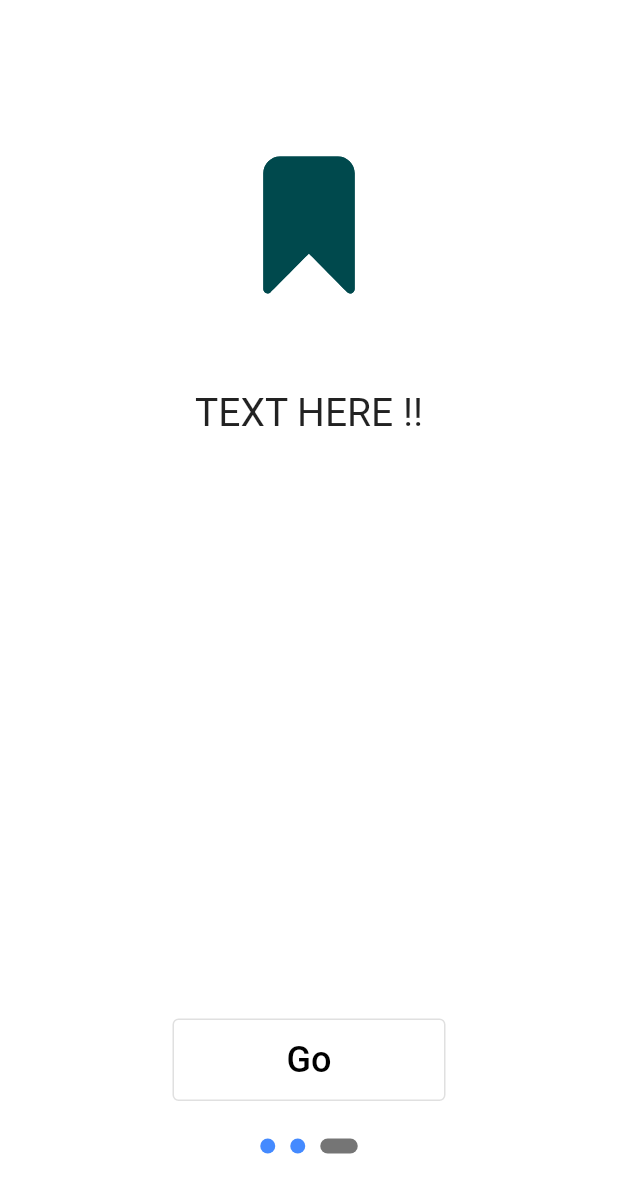
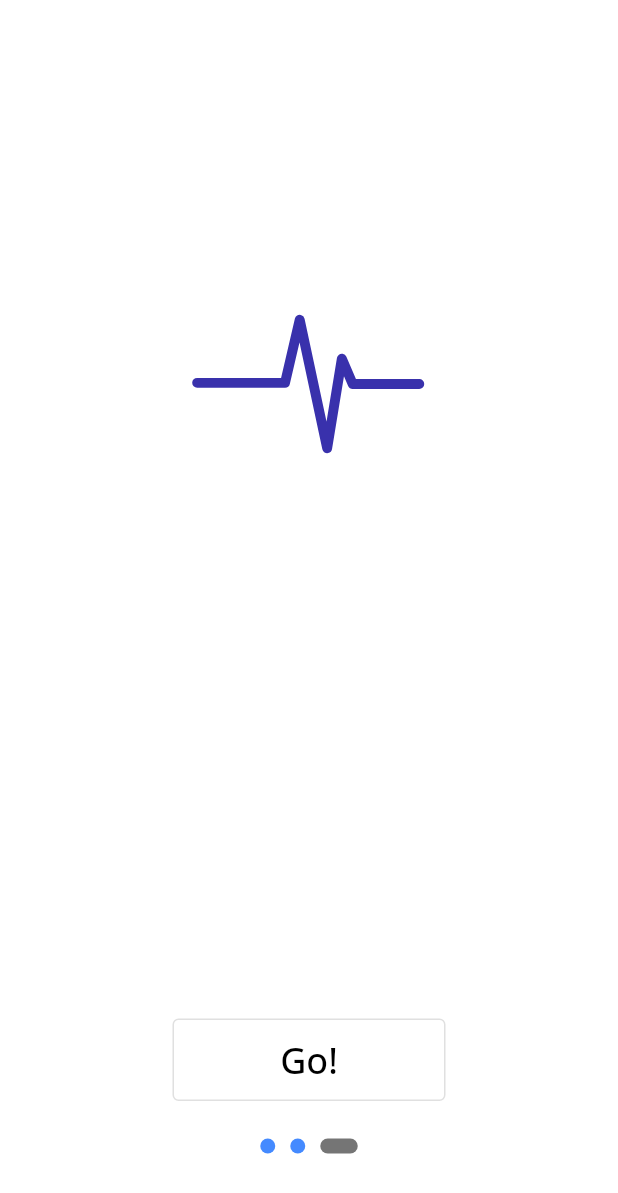
Before and after one commit to mustafaamin/a_doctor, a Flutter app: the screen it shows after launch, swiped to page 3, on a phone screen of 412 x 824 dp. Shown: the top 1193 px of the screen. Run offline on Flutter 3.47's test engine with Material 2 defaults, Android fonts, the phone set to English and light mode, and no system bars; our stand-ins replace bloc, equatable, flutter_bloc, flutter_local_notifications, google_fonts, lottie and 2 more; missing offline and left inert: flutter_rounded_date_picker; project files that could hold a hidden picture were left out.

Commit message:
Content change design

```diff
--- a/lib/AppTheme.dart
+++ /dev/null
@@ -1,110 +0,0 @@
-import 'package:flutter/material.dart';
-import 'package:google_fonts/google_fonts.dart';
-
-class AppTheme {
-
-  static ThemeData customTheme = ThemeData.light().copyWith(
-    brightness: Brightness.light,
-    primaryColor: Color(0xff3d63ff),
-    canvasColor: Colors.transparent,
-    backgroundColor: Color(0xfff6f6f6),
-    scaffoldBackgroundColor: Color(0xfff6f6f6),
-    appBarTheme: AppBarTheme(
-      actionsIconTheme: IconThemeData(
-        color: Color(0xff495057),
-      ),
-      color: Color(0xffffffff),
-      iconTheme: IconThemeData(color: Color(0xff495057), size: 24),
-    ),
-    navigationRailTheme: NavigationRailThemeData(
-        selectedIconTheme:
-        IconThemeData(color: Color(0xff3d63ff), opacity: 1, size: 24),
-        unselectedIconTheme:
-        IconThemeData(color: Color(0xff495057), opacity: 1, size: 24),
-        backgroundColor: Color(0xffffffff),
-        elevation: 3,
-        selectedLabelTextStyle: TextStyle(color: Color(0xff3d63ff)),
-        unselectedLabelTextStyle: TextStyle(color: Color(0xff495057))),
-    colorScheme: ColorScheme.light(
-        primary: Color(0xff3d63ff),
-        onPrimary: Colors.white,
-        primaryVariant: Color(0xff0055ff),
-        secondary: Color(0xff495057),
-        secondaryVariant: Color(0xff3cd278),
-        onSecondary: Colors.white,
-        surface: Color(0xffe2e7f1),
-        background: Color(0xfffefefe),
-        onBackground: Color(0xff495057)),
-
-    cardTheme: CardTheme(
-      color: Colors.white,
-      shadowColor: Colors.black.withOpacity(0.4),
-      elevation: 1,
-      margin: EdgeInsets.all(0),
-    ),
-    inputDecorationTheme: InputDecorationTheme(
-      fillColor: Color(0xfff5f5f5),
-      hintStyle: TextStyle(fontSize: 15, color: Color(0xaa495057)),
-      focusedBorder: OutlineInputBorder(
-        borderRadius: BorderRadius.all(Radius.circular(4)),
-        borderSide: BorderSide(width: 1, color: Color(0xff3d63ff)),
-      ),
-      enabledBorder: OutlineInputBorder(
-        borderRadius: BorderRadius.all(Radius.circular(4)),
-        borderSide: BorderSide(width: 1, color: Colors.black54),
-      ),
-      border: OutlineInputBorder(
-          borderRadius: BorderRadius.all(Radius.circular(4)),
-          borderSide: BorderSide(width: 1, color: Colors.black54)),
-    ),
-    splashColor: Colors.white.withAlpha(100),
-    iconTheme: IconThemeData(
-      color: Colors.white,
-    ),
-
-    indicatorColor: Colors.white,
-    disabledColor: Color(0xffdcc7ff),
-    highlightColor: Colors.white,
-    floatingActionButtonTheme: FloatingActionButtonThemeData(
-        backgroundColor: Color(0xff3d63ff),
-        splashColor: Colors.white.withAlpha(100),
-        highlightElevation: 8,
-        elevation: 4,
-        focusColor: Color(0xff3d63ff),
-        hoverColor: Color(0xff3d63ff),
-        foregroundColor: Colors.white),
-    dividerColor: Color(0xffd1d1d1),
-    errorColor: Color(0xfff0323c),
-    cardColor: Colors.white,
-    accentColor: Color(0xff3d63ff),
-    popupMenuTheme: PopupMenuThemeData(
-      color: Color(0xffffffff),
-
-    ),
-    bottomAppBarTheme:
-    BottomAppBarTheme(color: Color(0xffffffff), elevation: 2),
-    tabBarTheme: TabBarTheme(
-      unselectedLabelColor: Color(0xff495057),
-      labelColor: Color(0xff3d63ff),
-      indicatorSize: TabBarIndicatorSize.label,
-      indicator: UnderlineTabIndicator(
-        borderSide: BorderSide(color: Color(0xff3d63ff), width: 2.0),
-      ),
-    ),
-    sliderTheme: SliderThemeData(
-      activeTrackColor: Color(0xff3d63ff),
-      inactiveTrackColor: Color(0xff3d63ff).withAlpha(140),
-      trackShape: RoundedRectSliderTrackShape(),
-      trackHeight: 4.0,
-      thumbColor: Color(0xff3d63ff),
-      thumbShape: RoundSliderThumbShape(enabledThumbRadius: 10.0),
-      overlayShape: RoundSliderOverlayShape(overlayRadius: 24.0),
-      tickMarkShape: RoundSliderTickMarkShape(),
-      inactiveTickMarkColor: Colors.red[100],
-      valueIndicatorShape: PaddleSliderValueIndicatorShape(),
-      valueIndicatorTextStyle: TextStyle(
-        color: Colors.white,
-      ),
-    ),
-  );
-}
--- a/lib/main.dart
+++ b/lib/main.dart
@@ -5,25 +5,23 @@ import 'dart:typed_data';
 import 'dart:ui';
 
 import 'package:a_doctor/AppRouter.dart';
-import 'package:a_doctor/AppTheme.dart';
 import 'package:a_doctor/models/repository.dart';
 import 'package:flutter/material.dart';
 import 'package:flutter_bloc/flutter_bloc.dart';
 import 'package:flutter/foundation.dart';
 import 'package:flutter/services.dart';
 import 'package:flutter_local_notifications/flutter_local_notifications.dart';
-import 'package:flutter_native_timezone/flutter_native_timezone.dart';
+import 'package:google_fonts/google_fonts.dart';
 import 'package:rxdart/subjects.dart';
-import 'package:timezone/data/latest.dart' as tz;
-import 'package:timezone/timezone.dart' as tz;
+
 
 import 'blocs/bloc.dart';
 import 'blocs/state.dart';
 import 'models/received_notification.dart';
 
-
 final FlutterLocalNotificationsPlugin flutterLocalNotificationsPlugin =
     FlutterLocalNotificationsPlugin();
+
 /// Streams are created so that app can respond to notification-related events
 /// since the plugin is initialised in the `main` function
 final BehaviorSubject<ReceivedNotification> didReceiveLocalNotificationSubject =
@@ -32,10 +30,7 @@ final BehaviorSubject<ReceivedNotification> didReceiveLocalNotificationSubject =
 final BehaviorSubject<String?> selectNotificationSubject =
     BehaviorSubject<String?>();
 
-const MethodChannel platform =
-    MethodChannel('Test');
-
-
+const MethodChannel platform = MethodChannel('Test');
 
 String? selectedNotificationPayload;
 
@@ -44,6 +39,7 @@ Future<void> main() async {
 
   const AndroidInitializationSettings initializationSettingsAndroid =
       AndroidInitializationSettings('logo');
+
   /// Note: permissions aren't requested here just to demonstrate that can be
   /// done later
   final IOSInitializationSettings initializationSettingsIOS =
@@ -88,7 +84,6 @@ Future<void> main() async {
   runApp(MyApp());
 }
 
-
 class MyApp extends StatelessWidget {
   final AppRouter appRouter = AppRouter();
 
@@ -99,8 +94,10 @@ class MyApp extends StatelessWidget {
       child: MaterialApp(
         debugShowCheckedModeBanner: false,
         title: 'Doctor Demo',
-        theme: AppTheme.customTheme,
         onGenerateRoute: appRouter.onGenerateRoute,
+        theme: ThemeData(
+          fontFamily: GoogleFonts.openSans().fontFamily
+        ),
       ),
     );
   }
--- a/lib/views/screen/splash_screen.dart
+++ b/lib/views/screen/splash_screen.dart
@@ -42,9 +42,9 @@ class _SplashScreenState extends State<SplashScreen> {
                 bloc.add(PageEvent(activePage: index));
               },
               children: [
-                containerPageView('departments.json'),
-                containerPageView('doctor.json'),
-                containerPageView('booked.json'),
+                containerPageView('departments.json','Welcome Saudi German Hospital'),
+                containerPageView('doctor.json','Select a doctor'),
+                containerPageView('booked.json',''),
               ],
             ),
             BlocBuilder<AppBloc,AppState>(builder: (context, state) {
@@ -73,7 +73,7 @@ class _SplashScreenState extends State<SplashScreen> {
                                       height: 55,
                                       alignment: Alignment.center,
                                       child: const Text(
-                                        'Go',
+                                        'Go!',
                                         style: const TextStyle(
                                             fontSize: 24, color: Colors.black),
                                       ),
--- a/lib/views/widget/container_page_view.dart
+++ b/lib/views/widget/container_page_view.dart
@@ -1,7 +1,7 @@
 import 'package:flutter/material.dart';
 import 'package:lottie/lottie.dart';
 
-Widget containerPageView(String path) {
+Widget containerPageView(String path,String text) {
   return Container(
       child: Column(
     children: [
@@ -13,7 +13,7 @@ Widget containerPageView(String path) {
         height: 10,
       ),
       Text(
-        "TEXT HERE !!",
+        text,
         style: TextStyle(fontSize: 26, fontWeight: FontWeight.w400),
       ),
       SizedBox(
--- a/lib/views/widget/item_department.dart
+++ b/lib/views/widget/item_department.dart
@@ -1,9 +1,14 @@
 import 'package:flutter/material.dart';
 
 Widget itemsDepartment(i,department,context) {
-  return Column(children: [
-    Divider(height: 15.0),
-    Dismissible(
+  return Card(
+    color: Colors.black12,
+    shadowColor: Colors.lightBlue,
+    shape: RoundedRectangleBorder(
+      side: BorderSide(color: Colors.white70, width: 2),
+      borderRadius: BorderRadius.circular(10),
+    ),
+    child: Dismissible(
       confirmDismiss: (DismissDirection direction) async {
         Navigator.pushNamed(context, '/doctors' , arguments: department);
         return false;
@@ -16,7 +21,7 @@ Widget itemsDepartment(i,department,context) {
       child: ListTile(
           title: Center(child: Text(department.name,style: TextStyle(
             fontSize: 22.0,
-            color: Colors.blue,
+            color: Colors.black,
           ))),
           subtitle: Center(child: Text('<< Swipe to view doctors >>')),
           leading: CircleAvatar(
@@ -27,5 +32,5 @@ Widget itemsDepartment(i,department,context) {
       ),
       // onTap: () => _navigateToNote(context, trips[position]),
     ),
-  ]);
+  );
 }
--- a/lib/views/widget/item_doctor.dart
+++ b/lib/views/widget/item_doctor.dart
@@ -2,9 +2,14 @@ import 'package:flutter/material.dart';
 import 'package:rflutter_alert/rflutter_alert.dart';
 
 Widget itemsDoctor(i, doctors, context,Function(String) function) {
-  return Column(children: [
-    Divider(height: 15.0),
-    Dismissible(
+  return Card(
+    color: Colors.black12,
+    shadowColor: Colors.lightBlue,
+    shape: RoundedRectangleBorder(
+      side: BorderSide(color: Colors.white70, width: 2),
+      borderRadius: BorderRadius.circular(10),
+    ),
+    child: Dismissible(
       confirmDismiss: (DismissDirection direction) async {
         Alert(
           context: context,
@@ -42,7 +47,7 @@ Widget itemsDoctor(i, doctors, context,Function(String) function) {
       key: Key(i.toString()),
       child: ListTile(
         title: Center(child: Text(doctors.name)),
-        subtitle: Center(child: Text('<< Swipe to view doctors >>')),
+        subtitle: Center(child: Text('<< Swipe to booking >>')),
         leading: CircleAvatar(
           foregroundColor: Colors.white,
           backgroundColor: Colors.blue,
@@ -51,5 +56,5 @@ Widget itemsDoctor(i, doctors, context,Function(String) function) {
       ),
       // onTap: () => _navigateToNote(context, trips[position]),
     ),
-  ]);
+  );
 }
```
Also changed, not shown: assets/lottiefiles/booked.json (+1 -1 lines), pubspec.yaml (+7 -1 lines), pubspec.lock, 22 other files.
